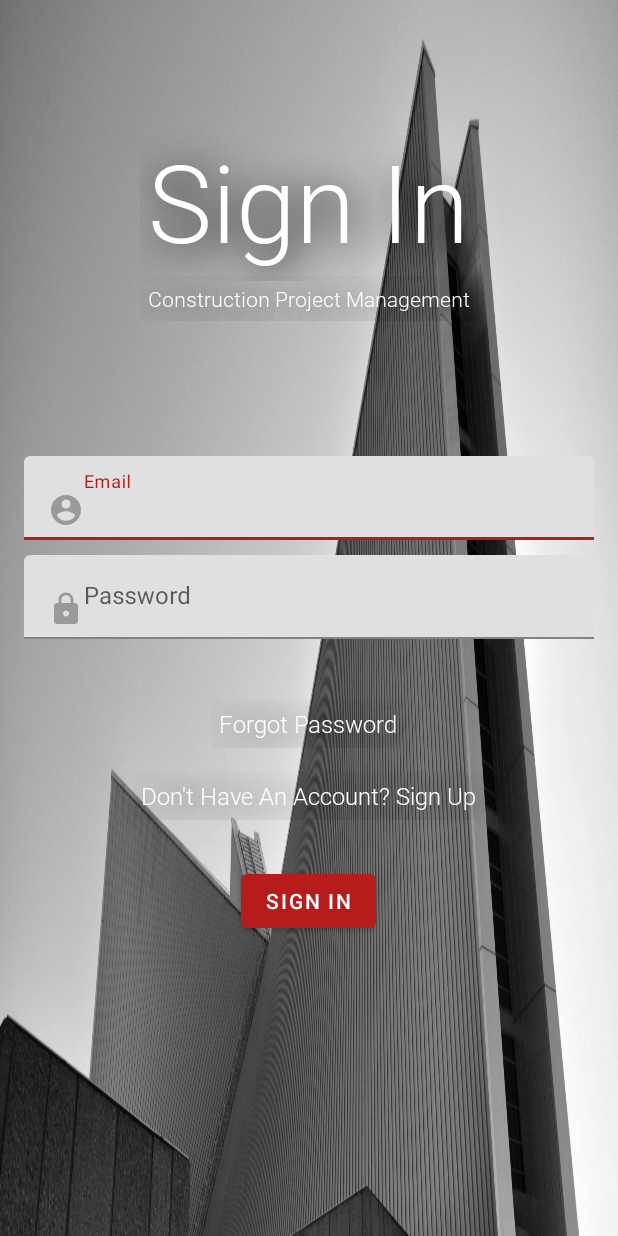
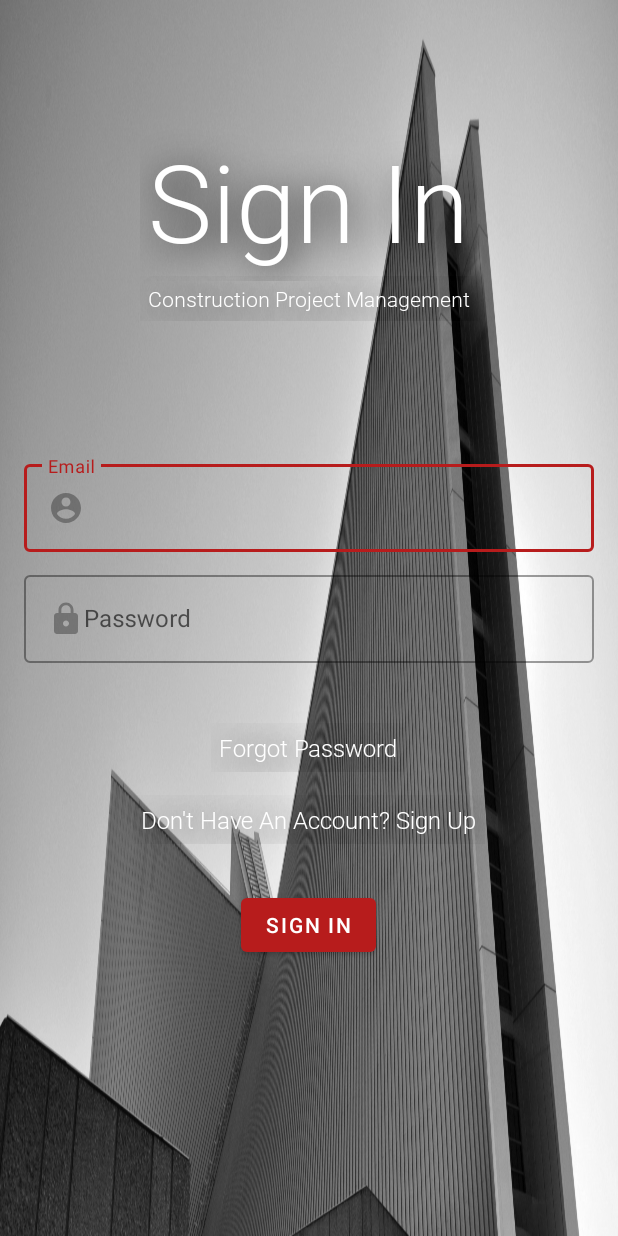
Before and after one commit to Sasinda98/CPMS_Project, an Android app: the screen it shows after launch (mainActivity), on a phone screen of 412 x 824 dp. Run offline under Robolectric (Android 15) with nearby library versions, the phone set to English and light mode, and no system bars.

Commit message:
#1 Textbox style changes -GSR

```diff
--- a/app/src/main/res/layout/fragment_login.xml
+++ b/app/src/main/res/layout/fragment_login.xml
@@ -57,7 +57,7 @@
 
             <android.support.design.widget.TextInputLayout
                 android:id="@+id/email_inputLayout"
-                style="@style/Widget.MaterialComponents.TextInputLayout.FilledBox.Dense"
+                style="@style/Widget.MaterialComponents.TextInputLayout.OutlinedBox"
                 android:layout_width="match_parent"
                 android:layout_height="wrap_content"
                 android:layout_below="@id/signUpSubHeader"
@@ -76,7 +76,7 @@
 
             <android.support.design.widget.TextInputLayout
                 android:id="@+id/password_inputLayout"
-                style="@style/Widget.MaterialComponents.TextInputLayout.FilledBox.Dense"
+                style="@style/Widget.MaterialComponents.TextInputLayout.OutlinedBox"
                 android:layout_width="match_parent"
                 android:layout_height="wrap_content"
                 android:layout_below="@id/email_inputLayout"
```
